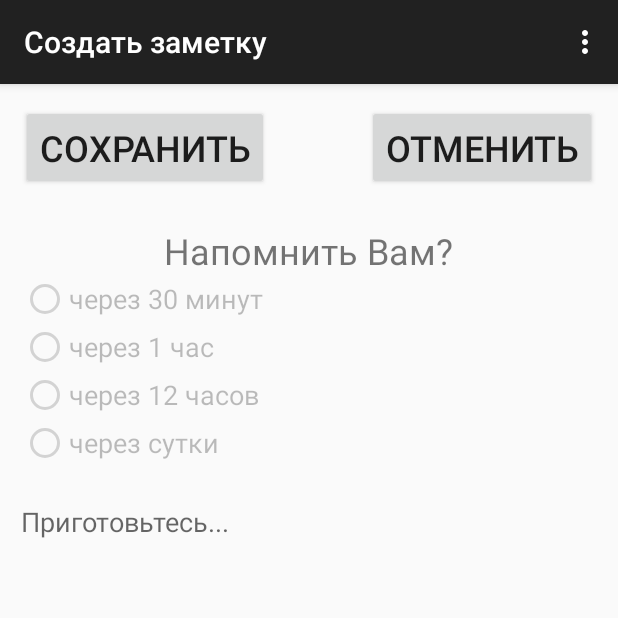
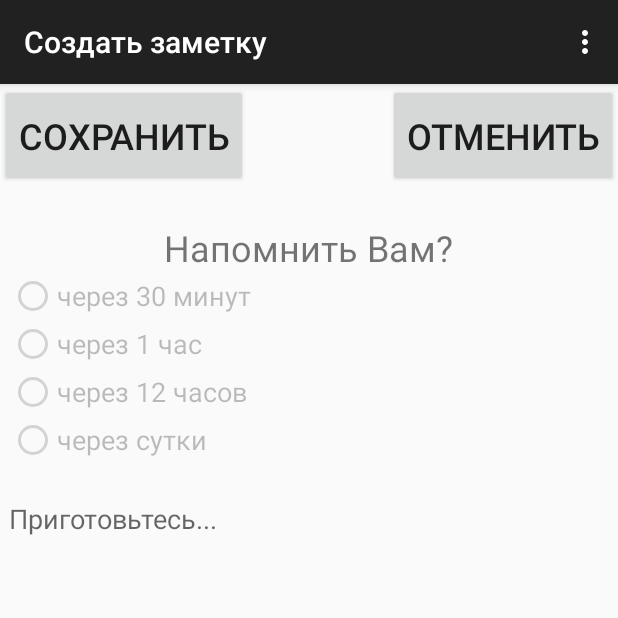
Before and after one commit to dartl/AndroidVoiceMemo, an Android app: the AddNoteActivity screen opened directly, with no data from a screen before it, on a phone screen of 412 x 824 dp, the top half of it. Run offline under Robolectric (Android 15) with nearby library versions, the phone set to English and light mode, and no system bars.

```diff
--- a/app/src/main/java/com/androidvoicememo/ImportExportActivity.java
+++ b/app/src/main/java/com/androidvoicememo/ImportExportActivity.java
@@ -99,6 +99,11 @@ public class ImportExportActivity extends MainActivity {
                             "Импорт произошел успешно", Toast.LENGTH_SHORT);
                     toast.show();
                     isImport = true;
+                } else {
+                    Toast toast = Toast.makeText(getApplicationContext(),
+                            "Импорт не удалось произвести, не корректная структура файла", Toast.LENGTH_SHORT);
+                    toast.show();
+                    isImport = true;
                 }
                 break;
             default:
--- a/app/src/main/java/com/androidvoicememo/MainActivity.java
+++ b/app/src/main/java/com/androidvoicememo/MainActivity.java
@@ -24,6 +24,7 @@ import android.widget.Button;
 import android.widget.EditText;
 import android.widget.ImageButton;
 import android.widget.ListView;
+import android.widget.RelativeLayout;
 import android.widget.TextView;
 import android.widget.Toast;
 
@@ -57,7 +58,8 @@ public class MainActivity extends ActionBarActivity implements View.OnClickListe
     private static final int VIEW_NOTE = 401;
     private static final int EXPORT_NOTE = 402;
     // Указательна БД
-    SQLiteDatabase db;
+    protected SQLiteDatabase db;
+    private float MOVE_LENGTH = 50;
 
 
     @Override
@@ -158,7 +160,7 @@ public class MainActivity extends ActionBarActivity implements View.OnClickListe
 
                 cursor_Notes_Search = db.rawQuery("SELECT * FROM " +
                         SQLiteDBHelper.NOTES_TABLE_NAME + " WHERE (lower(" +
-                        SQLiteDBHelper.NOTES_TABLE_COLUMN_TEXT_NOTE + ") like '%" + s +"%') ORDER BY " +
+                        SQLiteDBHelper.NOTES_TABLE_COLUMN_TEXT_NOTE + ") like '%" + s + "%') ORDER BY " +
                         SQLiteDBHelper.NOTES_TABLE_COLUMN_DATE + " DESC", null);
 
                 sAdapterNotes.changeCursor(cursor_Notes_Search);
@@ -294,4 +296,6 @@ public class MainActivity extends ActionBarActivity implements View.OnClickListe
         }
         super.onDestroy();
     }
+
+
 }
--- a/app/src/main/res/layout/add_note.xml
+++ b/app/src/main/res/layout/add_note.xml
@@ -1,8 +1,5 @@
 <?xml version="1.0" encoding="utf-8"?>
 <RelativeLayout xmlns:android="http://schemas.android.com/apk/res/android"
-    android:paddingLeft="@dimen/activity_horizontal_margin"
-    android:paddingRight="@dimen/activity_horizontal_margin"
-    android:paddingTop="@dimen/activity_vertical_margin"
     android:paddingBottom="@dimen/activity_vertical_margin"
     android:layout_width="match_parent" android:layout_height="match_parent">
 
@@ -15,7 +12,9 @@
         android:layout_alignParentStart="true"
         android:textSize="@dimen/addNote_heading_size"
         android:paddingTop="@dimen/addNote_button_padding"
-        android:paddingBottom="@dimen/addNote_button_padding" />
+        android:paddingBottom="@dimen/addNote_button_padding"
+        android:nestedScrollingEnabled="false"
+        />
 
     <Button
         android:layout_width="wrap_content"
@@ -45,7 +44,9 @@
         android:layout_height="match_parent"
         android:layout_below="@+id/textView2"
         android:layout_alignParentLeft="true"
-        android:layout_alignParentStart="true">
+        android:layout_alignParentStart="true"
+        android:paddingRight="@dimen/addNote_padding"
+        android:paddingLeft="@dimen/addNote_padding">
 
         <RadioGroup
             android:layout_width="wrap_content"
--- a/app/src/main/res/layout/import_export_activity.xml
+++ b/app/src/main/res/layout/import_export_activity.xml
@@ -46,7 +46,8 @@
                 android:id="@+id/editText_SelectFile"
                 android:layout_alignTop="@+id/textView14"
                 android:layout_toRightOf="@+id/textView14"
-                android:layout_toEndOf="@+id/textView14" />
+                android:layout_toEndOf="@+id/textView14"
+                android:lines="1" />
 
             <Button
                 android:layout_width="wrap_content"
--- a/app/src/main/res/layout/list_notes_activity.xml
+++ b/app/src/main/res/layout/list_notes_activity.xml
@@ -1,6 +1,8 @@
 <?xml version="1.0" encoding="utf-8"?>
 <RelativeLayout xmlns:android="http://schemas.android.com/apk/res/android"
-    android:layout_width="match_parent" android:layout_height="match_parent">
+    android:layout_width="match_parent" android:layout_height="match_parent"
+    android:paddingRight="@dimen/main_padding_list_node"
+    android:paddingLeft="@dimen/main_padding_list_node">
 
     <TextView
         android:layout_width="wrap_content"
--- a/app/src/main/res/values-w820dp/dimens.xml
+++ b/app/src/main/res/values-w820dp/dimens.xml
@@ -2,17 +2,6 @@
     <!-- Example customization of dimensions originally defined in res/values/dimens.xml
          (such as screen margins) for screens with more than 820dp of available width. This
          would include 7" and 10" devices in landscape (~960dp and ~1280dp respectively). -->
-    <dimen name="activity_horizontal_margin">64dp</dimen>
 
-    <!-- Размеры окно просмотра -->
-    <dimen name="viewNote_heading_size">32sp</dimen>
 
-    <!-- Размеры основное окно -->
-    <dimen name="main_heading_size">32sp</dimen>
-
-    <!-- Размеры окно добавления заметки -->
-    <dimen name="addNote_body_size">24sp</dimen>
-    <dimen name="addNote_heading_size">32sp</dimen>
-    <dimen name="addNote_button_padding">18dp</dimen>
-    <dimen name="addNote_heading_top_margin">32dp</dimen>
 </resources>
--- a/app/src/main/res/values/dimens.xml
+++ b/app/src/main/res/values/dimens.xml
@@ -6,13 +6,17 @@
     <!-- Размеры окно просмотра -->
     <dimen name="viewNote_heading_size">16sp</dimen>
     <dimen name="viewNote_body_size">24sp</dimen>
+    <dimen name="viewNote_padding">6dp</dimen>
 
     <!-- Размеры основное окно -->
     <dimen name="main_heading_size">24sp</dimen>
+    <dimen name="main_padding_button">18dp</dimen>
+    <dimen name="main_padding_list_node">12dp</dimen>
 
     <!-- Размеры окно добавления заметки -->
     <dimen name="addNote_body_size">18sp</dimen>
     <dimen name="addNote_heading_size">24sp</dimen>
-    <dimen name="addNote_button_padding">12dp</dimen>
+    <dimen name="addNote_button_padding">18dp</dimen>
     <dimen name="addNote_heading_top_margin">24dp</dimen>
+    <dimen name="addNote_padding">6dp</dimen>
 </resources>
--- a/app/src/main/res/values/strings.xml
+++ b/app/src/main/res/values/strings.xml
@@ -11,10 +11,6 @@
 
 
     <!-- Остальное -->
-    <string name="hello_world">Hello world!</string>
-    <string name="action_settings">Settings</string>
-
-        <!-- Основное окно -->
         <string name="main_add_memo">Сделать заметку</string>
         <string name="main_delete_note">Удалить</string>
         <string name="main_searchPhrase">Поисковая фраза</string>
```
Also changed, not shown: app/src/main/java/com/androidvoicememo/AddNoteActivity.java (+5 -5 lines), app/src/main/java/com/androidvoicememo/db/SQLiteDBHelper.java (+9 -4 lines), app/src/main/res/layout/activity_main.xml (+5 -5 lines), app/src/main/res/layout/view_note_activity.xml (+6 -5 lines), 1 other file.
